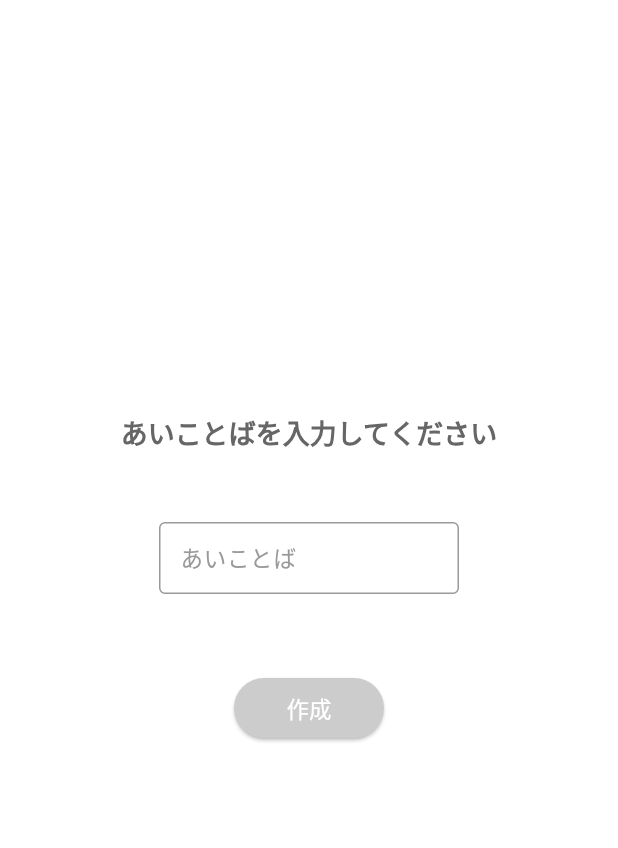
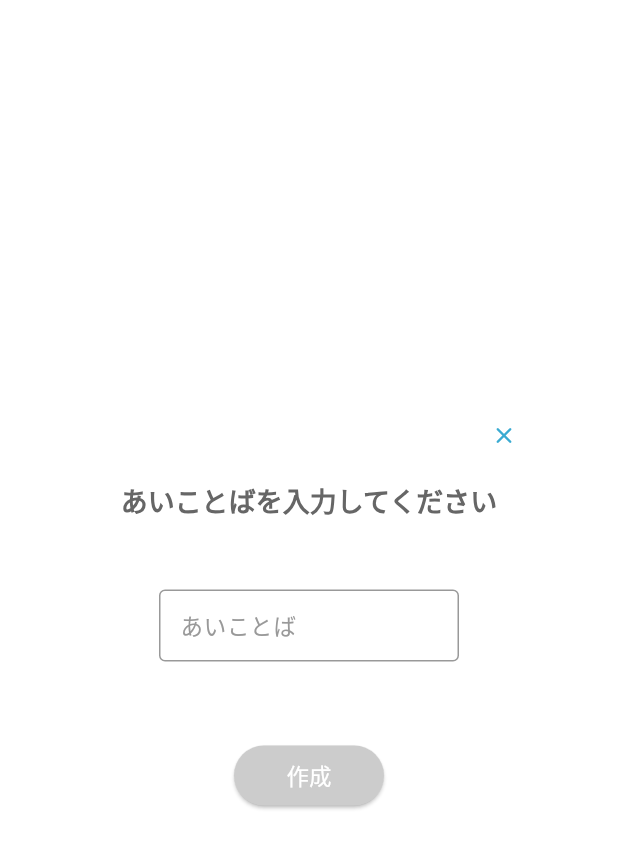
Before and after one commit to shunsuke459/geister, a Flutter app: the _KeyWordDialog widget shown alone on an empty page, opened directly, on a phone screen of 412 x 824 dp. Shown: the top 848 px of the screen. Run offline on Flutter 3.47's test engine with Material 2 defaults, Android fonts, the light colour scheme and no system bars; our stand-ins replace cloud_firestore, cloud_functions, firebase_core, flutter_hooks, flutter_svg, freezed_annotation and 3 more; accounts and stored records are empty; Roboto replaces fonts that are missing (Zen_Maru_Gothic).

Commit message:
add: ダイアログに閉じるボタン設置

```diff
--- a/lib/page/home/home_page.dart
+++ b/lib/page/home/home_page.dart
@@ -117,8 +117,11 @@ class _KeyWordDialog extends HookConsumerWidget {
           shape: const RoundedRectangleBorder(
             borderRadius: BorderRadius.all(Radius.circular(16)),
           ),
-          title: Padding(
-            padding: const EdgeInsets.only(bottom: 32),
+          title: Stack(
+            alignment: Alignment.center,
+            children: [
+              Padding(
+                padding: const EdgeInsets.only(top: 40, bottom: 32),
                 child: Text(
                   'あいことばを入力してください',
                   textAlign: TextAlign.center,
@@ -128,8 +131,21 @@ class _KeyWordDialog extends HookConsumerWidget {
                   ),
                 ),
               ),
+              Positioned(
+                right: -20,
+                top: -15,
+                child: TextButton(
+                  onPressed: () => Navigator.pop(context),
+                  child: Icon(
+                    Icons.close_rounded,
+                    color: AppThemeColor.accentBlue.color,
+                  ),
+                ),
+              ),
+            ],
+          ),
           content: SizedBox(
-            height: 200,
+            height: 150,
             width: MediaQuery.of(context).size.width,
             child: Column(
               children: [
```
Lines whose indentation alone changed are shown as unchanged.
